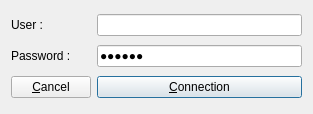
NHerve/NRV-GBDD, file dlgConnexion.ui: the form before one commit.
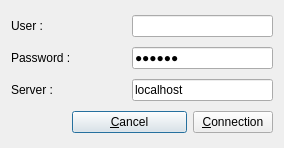
The form after the commit. Icons and pictures are not drawn.

What changed in the file:
```diff
--- a/dlgConnexion.ui
+++ b/dlgConnexion.ui
@@ -6,8 +6,8 @@
    <rect>
     <x>0</x>
     <y>0</y>
-    <width>313</width>
-    <height>114</height>
+    <width>284</width>
+    <height>148</height>
    </rect>
   </property>
   <property name="windowTitle">
@@ -25,17 +25,17 @@
      </property>
     </widget>
    </item>
-   <item row="0" column="1">
+   <item row="0" column="2" colspan="2">
     <widget class="QLineEdit" name="lineEditUser"/>
    </item>
-   <item row="1" column="0">
+   <item row="1" column="0" colspan="2">
     <widget class="QLabel" name="labelPassword">
      <property name="text">
       <string>Password :</string>
      </property>
     </widget>
    </item>
-   <item row="1" column="1">
+   <item row="1" column="2" colspan="2">
     <widget class="QLineEdit" name="lineEditPassword">
      <property name="text">
       <string>azerty</string>
@@ -45,20 +45,34 @@
      </property>
     </widget>
    </item>
-   <item row="2" column="1">
-    <widget class="QPushButton" name="butConnexion">
-     <property name="text">
-      <string>&amp;Connection</string>
-     </property>
-    </widget>
-   </item>
    <item row="2" column="0">
+    <widget class="QLabel" name="label">
+     <property name="text">
+      <string>Server :</string>
+     </property>
+    </widget>
+   </item>
+   <item row="2" column="2" colspan="2">
+    <widget class="QLineEdit" name="lineEditServer">
+     <property name="text">
+      <string>localhost</string>
+     </property>
+    </widget>
+   </item>
+   <item row="3" column="1" colspan="2">
     <widget class="QPushButton" name="butCancel">
      <property name="text">
       <string>&amp;Cancel</string>
      </property>
     </widget>
    </item>
+   <item row="3" column="3">
+    <widget class="QPushButton" name="butConnexion">
+     <property name="text">
+      <string>&amp;Connection</string>
+     </property>
+    </widget>
+   </item>
   </layout>
  </widget>
  <resources>
```
Left out of the diff: 7 changed lines with no effect on the pictures.
